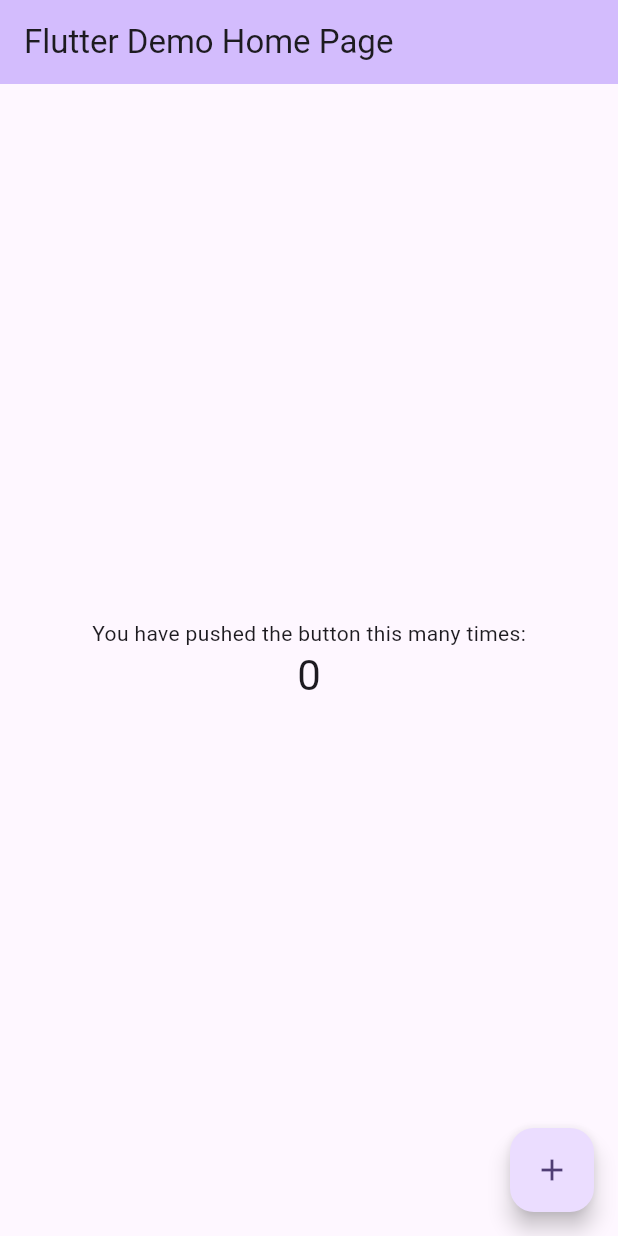
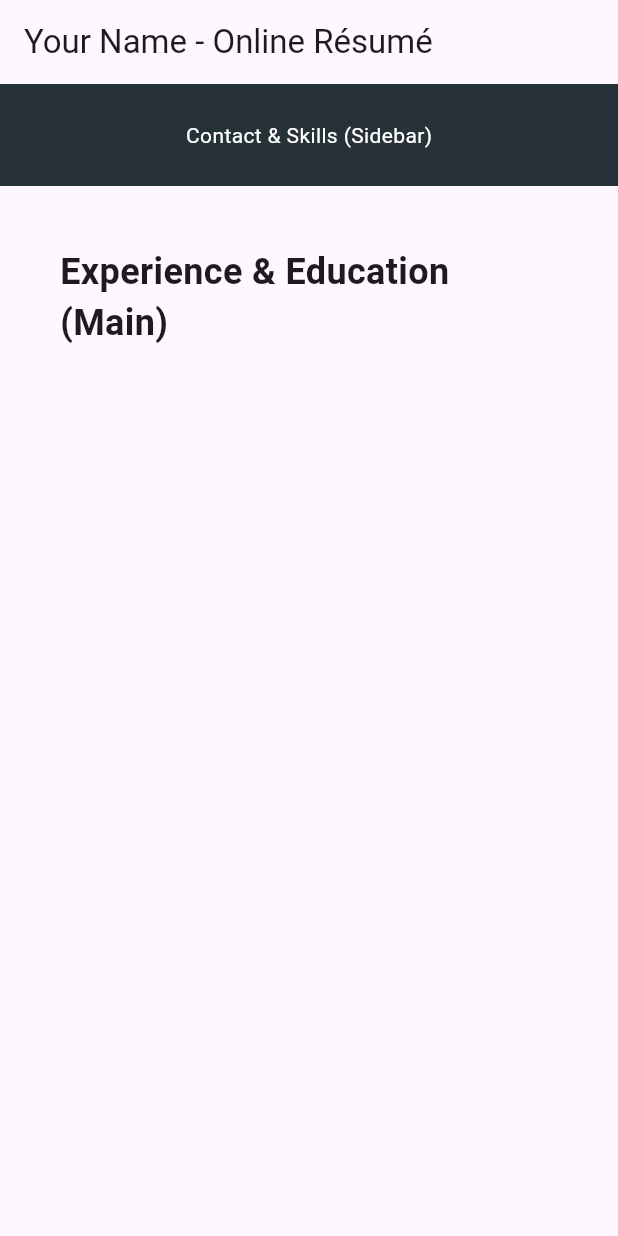
Before and after one commit to jedimunky/online_resume, a Flutter app: the screen it shows after launch, on a phone screen of 412 x 824 dp. Run offline on Flutter 3.47's test engine with Material 3 defaults, Android fonts, the phone set to English and light mode, and no system bars; Roboto replaces fonts that are missing (RobotoMono).

Commit message:
feat: implement responsive layout using LayoutBuilder

```diff
--- a/lib/main.dart
+++ b/lib/main.dart
@@ -1,122 +1,107 @@
 import 'package:flutter/material.dart';
 
 void main() {
-  runApp(const MyApp());
+  runApp(const ResumeApp());
 }
 
-class MyApp extends StatelessWidget {
-  const MyApp({super.key});
+class ResumeApp extends StatelessWidget {
+  const ResumeApp({super.key});
 
-  // This widget is the root of your application.
   @override
   Widget build(BuildContext context) {
     return MaterialApp(
-      title: 'Flutter Demo',
+      // 1. Set the Title for the Web Browser Tab
+      title: 'Jane Doe - Software Developer',
+      // 2. Define the app-wide style (Theme)
       theme: ThemeData(
-        // This is the theme of your application.
-        //
-        // TRY THIS: Try running your application with "flutter run". You'll see
-        // the application has a purple toolbar. Then, without quitting the app,
-        // try changing the seedColor in the colorScheme below to Colors.green
-        // and then invoke "hot reload" (save your changes or press the "hot
-        // reload" button in a Flutter-supported IDE, or press "r" if you used
-        // the command line to start the app).
-        //
-        // Notice that the counter didn't reset back to zero; the application
-        // state is not lost during the reload. To reset the state, use hot
-        // restart instead.
-        //
-        // This works for code too, not just values: Most code changes can be
-        // tested with just a hot reload.
-        colorScheme: ColorScheme.fromSeed(seedColor: Colors.deepPurple),
+        primarySwatch: Colors.blue,
+        useMaterial3: true,
+        // Optional: Define a clean, professional font
+        fontFamily: 'RobotoMono',
       ),
-      home: const MyHomePage(title: 'Flutter Demo Home Page'),
+      // 3. Set the home screen to our new structure
+      home: const ResumeScreen(),
     );
   }
 }
 
-class MyHomePage extends StatefulWidget {
-  const MyHomePage({super.key, required this.title});
-
-  // This widget is the home page of your application. It is stateful, meaning
-  // that it has a State object (defined below) that contains fields that affect
-  // how it looks.
-
-  // This class is the configuration for the state. It holds the values (in this
-  // case the title) provided by the parent (in this case the App widget) and
-  // used by the build method of the State. Fields in a Widget subclass are
-  // always marked "final".
-
-  final String title;
-
+// Placeholder Widgets for the content (we'll fill these later)
+class Sidebar extends StatelessWidget {
+  const Sidebar({super.key});
   @override
-  State<MyHomePage> createState() => _MyHomePageState();
+  Widget build(BuildContext context) {
+    return Container(
+      color: Colors.blueGrey.shade900, // Dark background for contrast
+      padding: const EdgeInsets.all(24.0),
+      child: const Center(
+        child: Text(
+          'Contact & Skills (Sidebar)',
+          style: TextStyle(color: Colors.white),
+        ),
+      ),
+    );
+  }
 }
 
-class _MyHomePageState extends State<MyHomePage> {
-  int _counter = 0;
+class MainContent extends StatelessWidget {
+  const MainContent({super.key});
+  @override
+  Widget build(BuildContext context) {
+    return const SingleChildScrollView(
+      padding: EdgeInsets.all(40.0),
+      child: Column(
+        crossAxisAlignment: CrossAxisAlignment.start,
+        children: [
+          Text(
+            'Experience & Education (Main)',
+            style: TextStyle(fontSize: 24, fontWeight: FontWeight.bold),
+          ),
+          SizedBox(height: 2000), // Filler to test scrolling
+        ],
+      ),
+    );
+  }
+}
 
-  void _incrementCounter() {
-    setState(() {
-      // This call to setState tells the Flutter framework that something has
-      // changed in this State, which causes it to rerun the build method below
-      // so that the display can reflect the updated values. If we changed
-      // _counter without calling setState(), then the build method would not be
-      // called again, and so nothing would appear to happen.
-      _counter++;
-    });
-  }
+class ResumeScreen extends StatelessWidget {
+  const ResumeScreen({super.key});
+
+  // Define the breakpoint for when the layout switches from vertical to horizontal
+  static const double desktopBreakpoint = 800;
 
   @override
   Widget build(BuildContext context) {
-    // This method is rerun every time setState is called, for instance as done
-    // by the _incrementCounter method above.
-    //
-    // The Flutter framework has been optimized to make rerunning build methods
-    // fast, so that you can just rebuild anything that needs updating rather
-    // than having to individually change instances of widgets.
     return Scaffold(
       appBar: AppBar(
-        // TRY THIS: Try changing the color here to a specific color (to
-        // Colors.amber, perhaps?) and trigger a hot reload to see the AppBar
-        // change color while the other colors stay the same.
-        backgroundColor: Theme.of(context).colorScheme.inversePrimary,
-        // Here we take the value from the MyHomePage object that was created by
-        // the App.build method, and use it to set our appbar title.
-        title: Text(widget.title),
+        title: const Text('Your Name - Online Résumé'),
+        elevation: 0, // Remove shadow for a flatter design
       ),
-      body: Center(
-        // Center is a layout widget. It takes a single child and positions it
-        // in the middle of the parent.
-        child: Column(
-          // Column is also a layout widget. It takes a list of children and
-          // arranges them vertically. By default, it sizes itself to fit its
-          // children horizontally, and tries to be as tall as its parent.
-          //
-          // Column has various properties to control how it sizes itself and
-          // how it positions its children. Here we use mainAxisAlignment to
-          // center the children vertically; the main axis here is the vertical
-          // axis because Columns are vertical (the cross axis would be
-          // horizontal).
-          //
-          // TRY THIS: Invoke "debug painting" (choose the "Toggle Debug Paint"
-          // action in the IDE, or press "p" in the console), to see the
-          // wireframe for each widget.
-          mainAxisAlignment: MainAxisAlignment.center,
-          children: <Widget>[
-            const Text('You have pushed the button this many times:'),
-            Text(
-              '$_counter',
-              style: Theme.of(context).textTheme.headlineMedium,
-            ),
-          ],
-        ),
+      body: LayoutBuilder(
+        builder: (context, constraints) {
+          // Check if the current width is larger than our desktop breakpoint
+          if (constraints.maxWidth > desktopBreakpoint) {
+            // --- DESKTOP LAYOUT (Sidebar and Main Content side-by-side) ---
+            return const Row(
+              crossAxisAlignment: CrossAxisAlignment.start,
+              children: [
+                // Sidebar: Takes 30% of the screen width
+                SizedBox(width: 300, child: Sidebar()),
+                // Main Content: Takes the remaining space and can scroll
+                Expanded(child: MainContent()),
+              ],
+            );
+          } else {
+            // --- MOBILE/NARROW LAYOUT (All content stacked vertically) ---
+            return const Column(
+              children: [
+                Sidebar(),
+                // Use Expanded to allow the MainContent to take up the rest of the space and scroll
+                Expanded(child: MainContent()),
+              ],
+            );
+          }
+        },
       ),
-      floatingActionButton: FloatingActionButton(
-        onPressed: _incrementCounter,
-        tooltip: 'Increment',
-        child: const Icon(Icons.add),
-      ), // This trailing comma makes auto-formatting nicer for build methods.
     );
   }
 }
```
